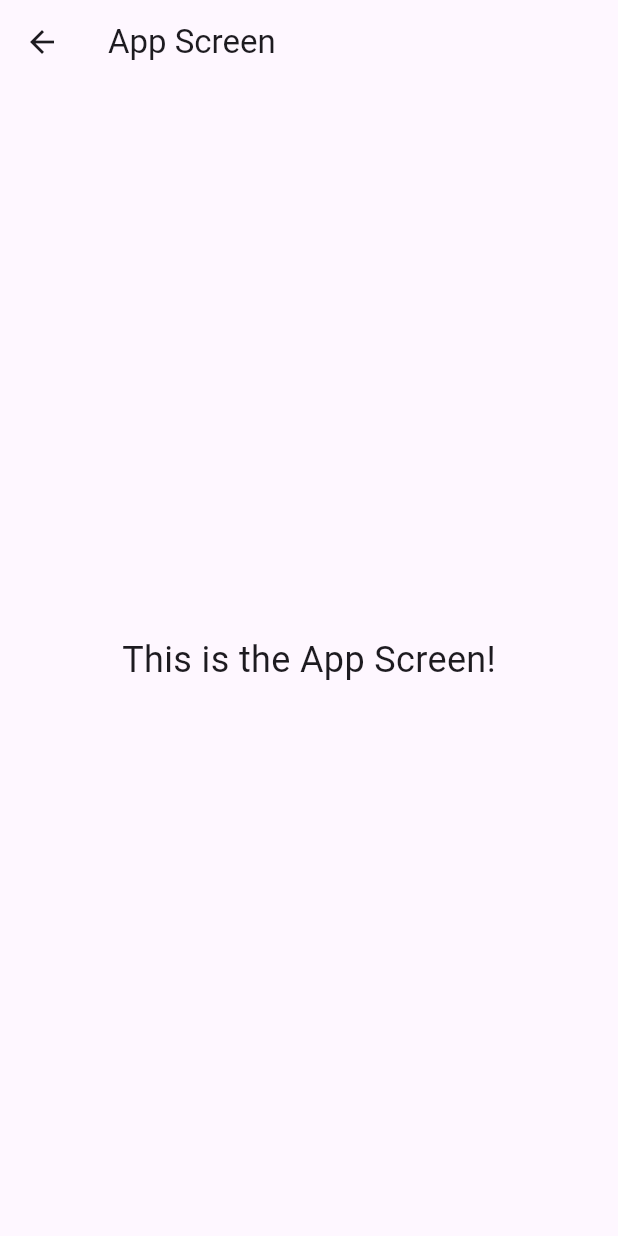
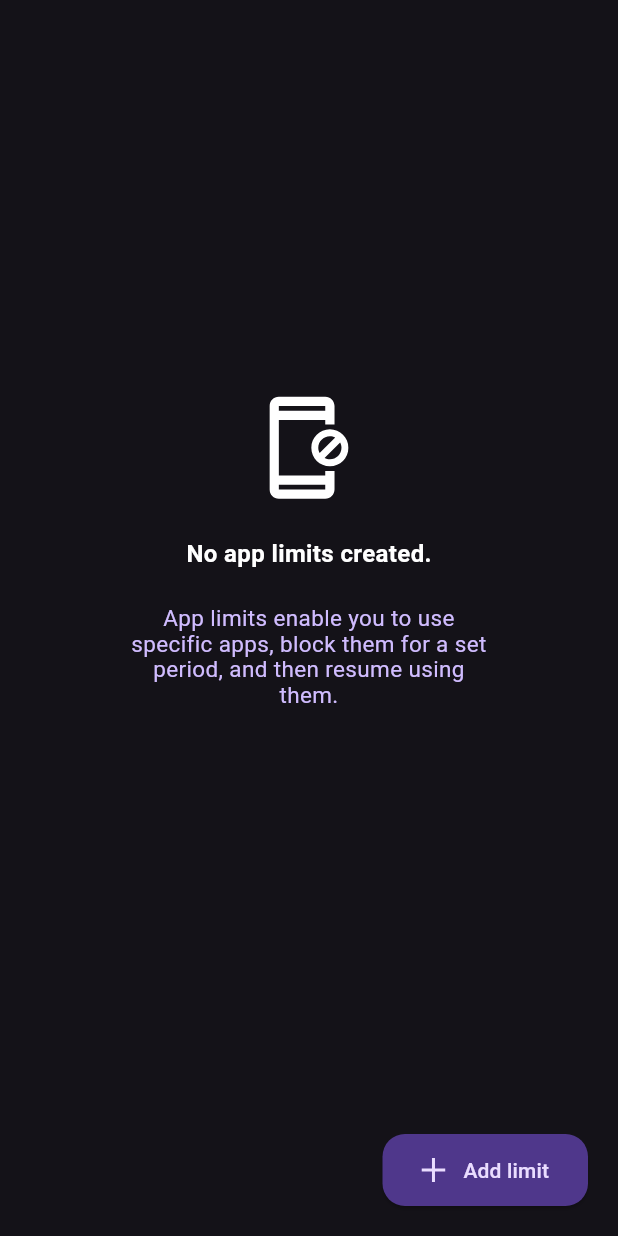
Before and after one commit to Edukasas/DeelayV2, a Flutter app: the AppScreen screen opened directly, on a phone screen of 412 x 824 dp. Run offline on Flutter 3.47's test engine with Material 3 defaults, Android fonts, the phone set to English and light mode, and no system bars; our stand-ins replace flutter_svg.

Commit message:
feat(add_appCategories_button, No_App_Categories_Screen): create App categories button, New screen if no categories selected.

```diff
--- a/lib/config/constants/colors.dart
+++ b/lib/config/constants/colors.dart
@@ -16,4 +16,6 @@ class Deelay {
 
   // Other Colors
   static const Color pink = Color(0xFFD0BCFF); // Pink color
+  // Text Colors
+  static const Color subtle = Color(0xFFEADDFF); // Pink color
 }
--- a/lib/screens/app_screen.dart
+++ b/lib/screens/app_screen.dart
@@ -1,4 +1,8 @@
 import 'package:flutter/material.dart';
+import 'package:myapp/widgets/add_limit_button.dart';
+// import 'package:myapp/widgets/add_limit_button.dart';
+import 'package:myapp/widgets/empty_app_limits.dart';
+import 'package:myapp/config/constants/colors.dart';
 
 class AppScreen extends StatelessWidget {
   const AppScreen({super.key});
@@ -6,15 +10,37 @@ class AppScreen extends StatelessWidget {
 @override
 Widget build(BuildContext context) {
   return Scaffold(
-      appBar: AppBar(
-        title: const Text('App Screen'),
+    body: Container(
+      width: double.infinity, // Ensures the container takes full width
+      color: Deelay.neutral900, // Your custom color
+      child: Column(
+        children: [
+          Expanded(
+            child: Column(
+              mainAxisAlignment: MainAxisAlignment.center, // Centers vertically
+              crossAxisAlignment: CrossAxisAlignment.center, // Centers horizontally
+              children: [
+                EmptyAppLimits(), // This will be centered in the screen
+              ],
             ),
-      body: const Center(
-        child: Text(
-          'This is the App Screen!',
-          style: TextStyle(fontSize: 24),
+          ),
+          Container(
+            padding: const EdgeInsets.only(bottom: 20, right: 20), // Adds space from bottom
+            child: Row(
+              mainAxisAlignment: MainAxisAlignment.end,
+              children: [
+                AddLimitButton(
+                  onPressed: () {
+                    print('Button clicked!');
+                  },
+                ),
+              ],
+            ),
+          ),
+        ],
       ),
     ),
   );
 }
+
 }
--- a/lib/screens/home_screen.dart
+++ b/lib/screens/home_screen.dart
@@ -1,5 +1,6 @@
 import 'package:flutter/material.dart';
-import '../widgets/custom_button.dart'; // Importing the custom widget.
+import 'package:myapp/widgets/add_limit_button.dart';
+// import 'package:myapp/widgets/app_block_list.dart';
 
 class HomeScreen extends StatelessWidget {
   const HomeScreen({super.key});
@@ -19,8 +20,7 @@ class HomeScreen extends StatelessWidget {
               style: TextStyle(fontSize: 24),
             ),
             const SizedBox(height: 20),
-            CustomButton(
-              text: 'Click Me',
+            AddLimitButton(
               onPressed: () {
                 // Define the action on button click here.
                 print('Button clicked!');
--- /dev/null
+++ b/lib/widgets/add_limit_button.dart
@@ -0,0 +1,51 @@
+import 'package:flutter/material.dart';
+import 'package:flutter_svg/flutter_svg.dart';
+import 'package:myapp/config/constants/colors.dart';
+
+
+// || HOW TO USE,
+// INPUTS: an onclick function
+// OUTPUTS: on button click outputs the onclick function
+
+class AddLimitButton extends StatelessWidget {
+  final VoidCallback onPressed; // Function to handle button press.
+
+  const AddLimitButton({super.key, required this.onPressed});
+
+  @override
+  Widget build(BuildContext context) {
+    return SizedBox(
+      height: 48.0,
+      width: 137.0,
+      child: ElevatedButton(
+        style: ElevatedButton.styleFrom(
+          shape: RoundedRectangleBorder(
+          borderRadius: BorderRadius.circular(15), // Adjust the radius to make the button less round.
+          ),
+          backgroundColor: Deelay.primary,
+        ),
+        onPressed: onPressed,
+        child: Row(
+          mainAxisAlignment: MainAxisAlignment.spaceAround,
+          children: [
+            Padding(
+              padding: const EdgeInsets.only(right: 4.0),
+              // ignore: deprecated_member_use
+              child: SvgPicture.asset('assets/icons/icon.svg', color: Deelay.subtle),
+            ),
+            Padding(
+              padding: const EdgeInsets.only(left: 4.0),
+              child: const Text(
+                style: TextStyle(
+                  fontSize: 14,
+                  color: Deelay.subtle,
+                ),
+                'Add limit'
+              ),
+            ),
+          ],
+        ),
+      ),
+    );
+  }
+}
--- /dev/null
+++ b/lib/widgets/app_block_list.dart
@@ -0,0 +1 @@
+// import 'package:flutter/material.dart';
--- /dev/null
+++ b/lib/widgets/empty_app_limits.dart
@@ -0,0 +1,50 @@
+import 'package:flutter/material.dart';
+import 'package:flutter_svg/flutter_svg.dart';
+import 'package:myapp/config/constants/colors.dart';
+
+class EmptyAppLimits extends StatelessWidget {
+
+
+const EmptyAppLimits({super.key});
+
+  @override
+  Widget build(BuildContext context){
+    return Container(
+      margin: EdgeInsets.only(bottom: 20.0),
+      child: Column(
+        children:[
+          SizedBox(
+            height: 70.0,
+            width: 70.0,
+            // ignore: deprecated_member_use
+            child: SvgPicture.asset('assets/icons/Idle_empty.svg',height: 64.17,width: 49.58, color: Deelay.neutral000)
+          ),
+          Container(
+            padding: EdgeInsets.symmetric(vertical: 24.0, horizontal: 40.0),
+            child: Text(
+              style: TextStyle(
+                color: Deelay.neutral000,
+                fontSize: 16,
+                fontWeight: FontWeight.w700
+              ),
+              'No app limits created.'
+            ),
+          ),
+          SizedBox(
+            width: 247.0,
+            child: Text(
+              style: TextStyle(
+                color: Deelay.pink,
+                fontSize: 15,
+                height: 1.1,
+                fontWeight: FontWeight.w400
+              ),
+              textAlign: TextAlign.center,
+              'App limits enable you to use specific apps, block them for a set period, and then resume using them.'
+            ),
+          ),
+        ],
+      ),
+    );
+  }
+}
```
Also changed, not shown: assets/icons/Idle_empty.svg (added), assets/icons/icon.svg (added). Lines whose indentation alone changed are shown as unchanged.
